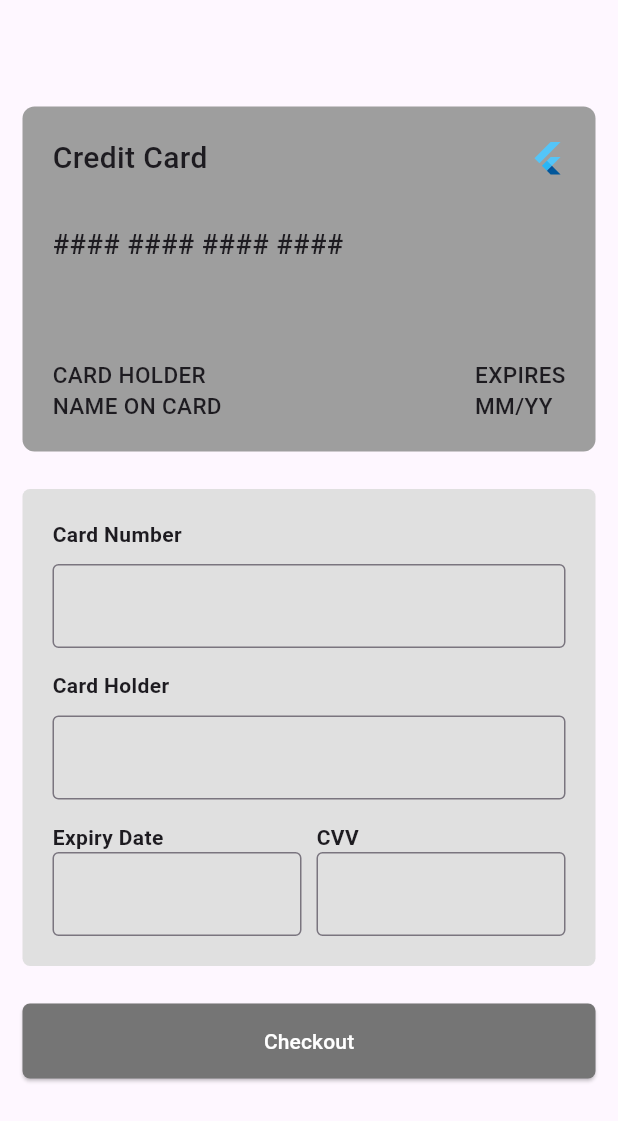
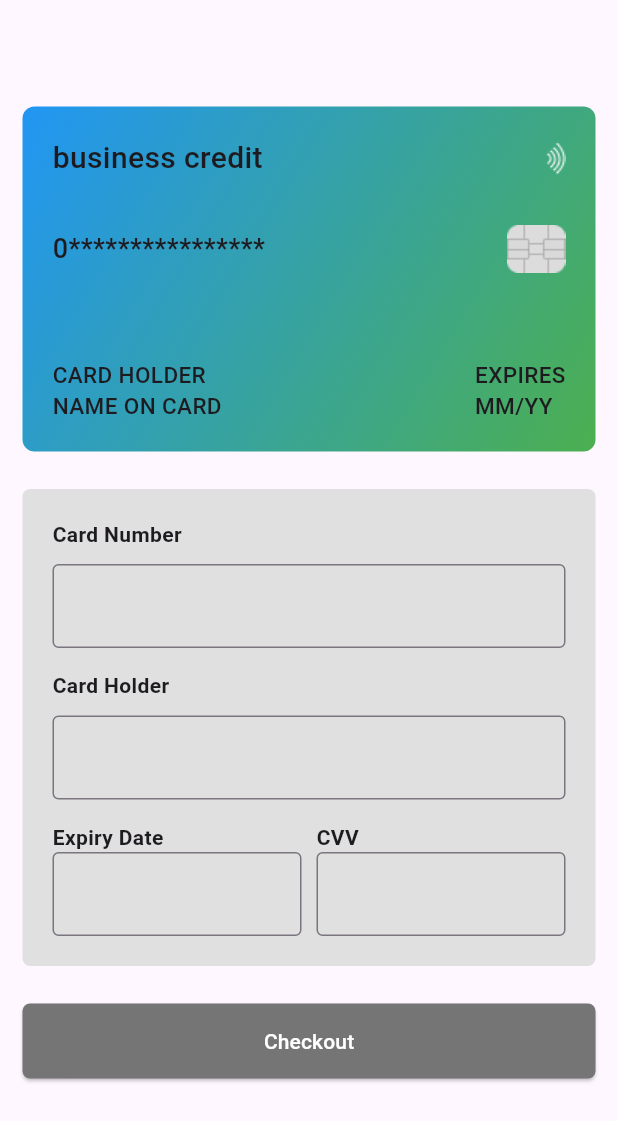
Before and after one commit to AyomideCharles/Animated-FlipCard-Checkout, a Flutter app: the screen it shows after launch, on a phone screen of 412 x 824 dp. Shown: the top 1121 px of the screen. Run offline on Flutter 3.47's test engine with Material 3 defaults, Android fonts, the phone set to English and light mode, and no system bars.

Commit message:
feat: :sparkles: working on card asteric

```diff
--- a/lib/home.dart
+++ b/lib/home.dart
@@ -34,7 +34,6 @@ class _FlipCardState extends State<FlipCard>
   @override
   void dispose() {
     _controller.dispose();
-
     super.dispose();
   }
 
@@ -68,7 +67,7 @@ class _FlipCardState extends State<FlipCard>
                             : _backRotation.value * 3.1415927 / 180),
                       alignment: Alignment.center,
                       child: _controller.value < 0.5
-                          ? frontCard(Colors.grey.shade500)
+                          ? frontCard()
                           : backCard(Colors.grey.shade500),
                     );
                   },
@@ -94,6 +93,7 @@ class _FlipCardState extends State<FlipCard>
                       height: 10,
                     ),
                     TextField(
+                      onTap: () {},
                       keyboardType: TextInputType.number,
                       controller: cardNumberController,
                       onChanged: (value) {
@@ -143,6 +143,7 @@ class _FlipCardState extends State<FlipCard>
                                   style: TextStyle(fontWeight: FontWeight.w700),
                                 ),
                                 TextField(
+                                  keyboardType: TextInputType.number,
                                   controller: cardExpiryDate,
                                   onChanged: (value) {
                                     setState(() {
@@ -168,10 +169,15 @@ class _FlipCardState extends State<FlipCard>
                                   style: TextStyle(fontWeight: FontWeight.w700),
                                 ),
                                 TextField(
+                                  onTap: () {
+                                    _toggleCard();
+                                  },
                                   controller: cvvController,
                                   keyboardType: TextInputType.number,
                                   onChanged: (value) {
-                                    cvvController.text;
+                                    setState(() {
+                                      cvvController.text;
+                                    });
                                   },
                                   decoration: const InputDecoration(
                                     border: OutlineInputBorder(),
@@ -206,36 +212,129 @@ class _FlipCardState extends State<FlipCard>
   }
 
 // front of the card
-  Widget frontCard(Color color) {
+  // Widget frontCard() {
+  //   return Container(
+  //     padding: const EdgeInsets.all(20),
+  //     decoration: BoxDecoration(
+  //       borderRadius: BorderRadius.circular(8),
+  //       gradient: const LinearGradient(
+  //         begin: Alignment.topLeft,
+  //         end: Alignment.bottomRight,
+  //         colors: [Colors.blue, Colors.green],
+  //       ),
+  //     ),
+  //     width: double.infinity,
+  //     height: 230,
+  //     child: Column(
+  //       crossAxisAlignment: CrossAxisAlignment.start,
+  //       children: [
+  //         Row(
+  //           mainAxisAlignment: MainAxisAlignment.spaceBetween,
+  //           children: [
+  //             const Text(
+  //               'business credit',
+  //               style: TextStyle(fontSize: 20, fontWeight: FontWeight.w500),
+  //             ),
+  //             Image.asset('assets/temassiz.png')
+  //           ],
+  //         ),
+  //         const SizedBox(
+  //           height: 30,
+  //         ),
+  //         Row(
+  //           mainAxisAlignment: MainAxisAlignment.spaceBetween,
+  //           children: [
+  //             Text(
+  //               cardNumberController.text.isEmpty
+  //                   ? '**** **** **** ****'
+  //                   : cardNumberController.text,
+  //               style:
+  //                   const TextStyle(fontSize: 18, fontWeight: FontWeight.w500),
+  //             ),
+  //             Image.asset('assets/cip.png')
+  //           ],
+  //         ),
+  //         const Spacer(),
+  //         Row(
+  //           mainAxisAlignment: MainAxisAlignment.spaceBetween,
+  //           children: [
+  //             Column(
+  //               crossAxisAlignment: CrossAxisAlignment.start,
+  //               children: [
+  //                 const Text(
+  //                   'CARD HOLDER',
+  //                   style: TextStyle(fontWeight: FontWeight.w500, fontSize: 15),
+  //                 ),
+  //                 Text(
+  //                   cardHolderController.text.isEmpty
+  //                       ? 'NAME ON CARD'
+  //                       : cardHolderController.text.toUpperCase(),
+  //                   style: const TextStyle(
+  //                       fontWeight: FontWeight.w500, fontSize: 15),
+  //                 )
+  //               ],
+  //             ),
+  //             Column(
+  //               crossAxisAlignment: CrossAxisAlignment.start,
+  //               children: [
+  //                 const Text(
+  //                   'EXPIRES',
+  //                   style: TextStyle(fontWeight: FontWeight.w500, fontSize: 15),
+  //                 ),
+  //                 Text(
+  //                   cardExpiryDate.text.isEmpty ? 'MM/YY' : cardExpiryDate.text,
+  //                   style: const TextStyle(
+  //                       fontWeight: FontWeight.w500, fontSize: 15),
+  //                 )
+  //               ],
+  //             )
+  //           ],
+  //         )
+  //       ],
+  //     ),
+  //   );
+  // }
+
+  // front of the card
+  Widget frontCard() {
     return Container(
       padding: const EdgeInsets.all(20),
       decoration: BoxDecoration(
         borderRadius: BorderRadius.circular(8),
-        color: color,
+        gradient: const LinearGradient(
+          begin: Alignment.topLeft,
+          end: Alignment.bottomRight,
+          colors: [Colors.blue, Colors.green],
+        ),
       ),
       width: double.infinity,
       height: 230,
       child: Column(
         crossAxisAlignment: CrossAxisAlignment.start,
         children: [
-          const Row(
+          Row(
             mainAxisAlignment: MainAxisAlignment.spaceBetween,
             children: [
-              Text(
-                'Credit Card',
+              const Text(
+                'business credit',
                 style: TextStyle(fontSize: 20, fontWeight: FontWeight.w500),
               ),
-              FlutterLogo()
+              Image.asset('assets/temassiz.png')
             ],
           ),
           const SizedBox(
             height: 30,
           ),
-          Text(
-            cardNumberController.text.isEmpty
-                ? '#### #### #### ####'
-                : cardNumberController.text,
-            style: const TextStyle(fontSize: 18, fontWeight: FontWeight.w500),
+          Row(
+            mainAxisAlignment: MainAxisAlignment.spaceBetween,
+            children: [
+              Text(
+                generateMaskedCardNumber(),
+                style:
+                    const TextStyle(fontSize: 18, fontWeight: FontWeight.w500),
+              ),
+              Image.asset('assets/cip.png')
+            ],
           ),
           const Spacer(),
           Row(
@@ -276,6 +375,15 @@ class _FlipCardState extends State<FlipCard>
         ],
       ),
     );
+  }
+
+  String generateMaskedCardNumber() {
+    final String rawCardNumber = cardNumberController.text;
+    const int totalDigits = 16;
+    final int enteredDigits = rawCardNumber.length;
+    final String maskedPart = '*' * (totalDigits - enteredDigits);
+
+    return '$enteredDigits$maskedPart';
   }
 
 // back of the card
```
Also changed, not shown: lib/main.dart (+15 -0 lines), pubspec.yaml (+5 -3 lines), assets/cip.png (added), assets/rectangle.png (added), assets/temassiz.png (added).
